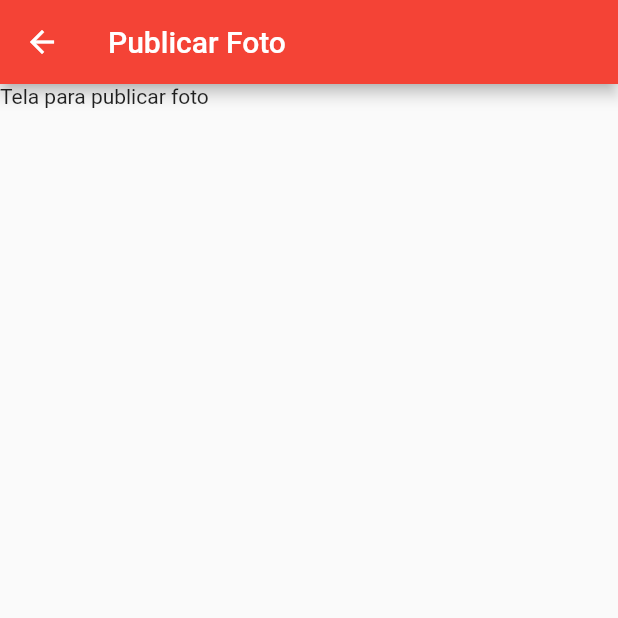
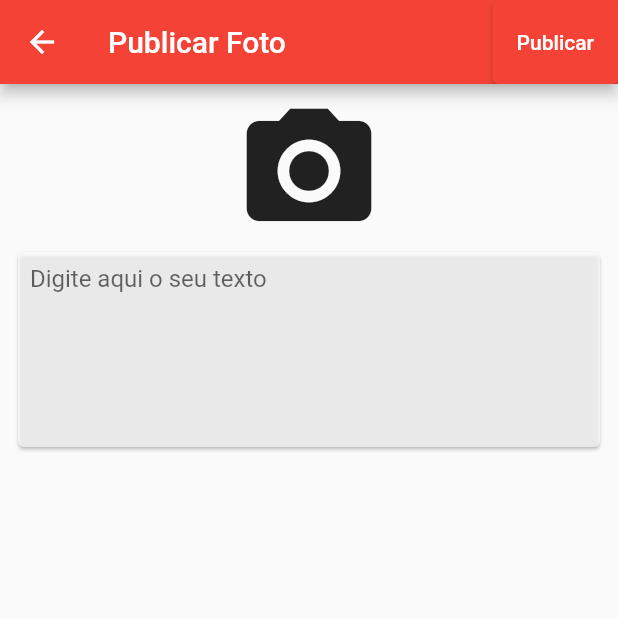
Before and after one commit to israelprojeto27/house-pass-flutter, a Flutter app: the AddPhotoTimelinePage screen opened directly, on a phone screen of 412 x 824 dp, the top half of it. Run offline on Flutter 3.47's test engine with Material 2 defaults, Android fonts, the phone set to English and light mode, and no system bars; our stand-ins replace image_picker; missing offline and left inert: direct_select.

Commit message:
Criação da tela de Adicionar Foto e melhoria da tela de publicações

```diff
--- a/lib/pages/timeline/photo/add_photo_timeline_page.dart
+++ b/lib/pages/timeline/photo/add_photo_timeline_page.dart
@@ -1,3 +1,4 @@
+import 'package:image_picker/image_picker.dart';
 import 'package:flutter/material.dart';
 
 class AddPhotoTimelinePage extends StatefulWidget {
@@ -9,10 +10,48 @@ class _AddPhotoTimelinePageState extends State<AddPhotoTimelinePage> {
   @override
   Widget build(BuildContext context) {
     return Scaffold(
-      appBar: AppBar(
-          title: Text('Publicar Foto')
-      ),
-      body: Text('Tela para publicar foto'),
-    );
+        appBar: AppBar(
+          title: Text('Publicar Foto'),
+          actions: [
+            ElevatedButton(
+              child: Text('Publicar'),
+              onPressed: ()  {
+              },
+            ),
+          ],
+        ),
+        body: Column(
+          crossAxisAlignment: CrossAxisAlignment.stretch,
+          children: [
+            SizedBox(
+              height: 100,
+              child: IconButton(
+                  onPressed: () async{
+                    print('clicou para abrir galeria ');
+                    final ImagePicker _picker = ImagePicker();
+                    final XFile? imgFile =
+                    await _picker.pickImage(source: ImageSource.gallery);
+                    if (imgFile == null) return;
+                  },
+                  icon: Icon(
+                    Icons.photo_camera,
+                    size: 100,
+                  )),
+            ),
+            Padding(
+              padding: const EdgeInsets.all(8.0),
+              child: Card(
+                color: Colors.white70,
+                child: Padding(
+                  padding: const EdgeInsets.all(8.0),
+                  child: TextField(
+                    maxLines: 6,
+                    decoration: InputDecoration.collapsed(hintText: "Digite aqui o seu texto"),
+                  ),
+                ),
+              ),
+            )
+          ],
+        ));
   }
 }
--- a/pubspec.yaml
+++ b/pubspec.yaml
@@ -24,7 +24,7 @@ dependencies:
   flutter:
     sdk: flutter
   direct_select: "^1.0.3"
-
+  image_picker: 0.8.4
 
   # The following adds the Cupertino Icons font to your application.
   # Use with the CupertinoIcons class for iOS style icons.
```
Also changed, not shown: lib/pages/bottom-tab/publish_page.dart (+26 -3 lines), pubspec.lock.
